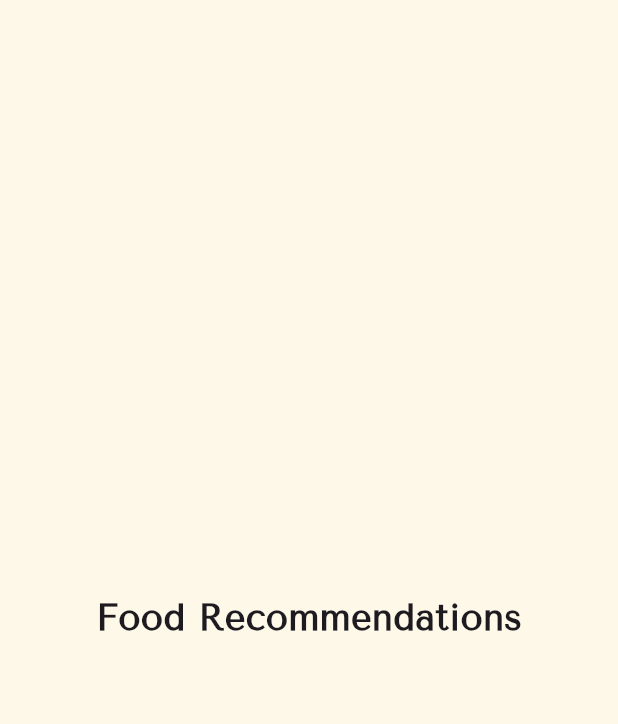
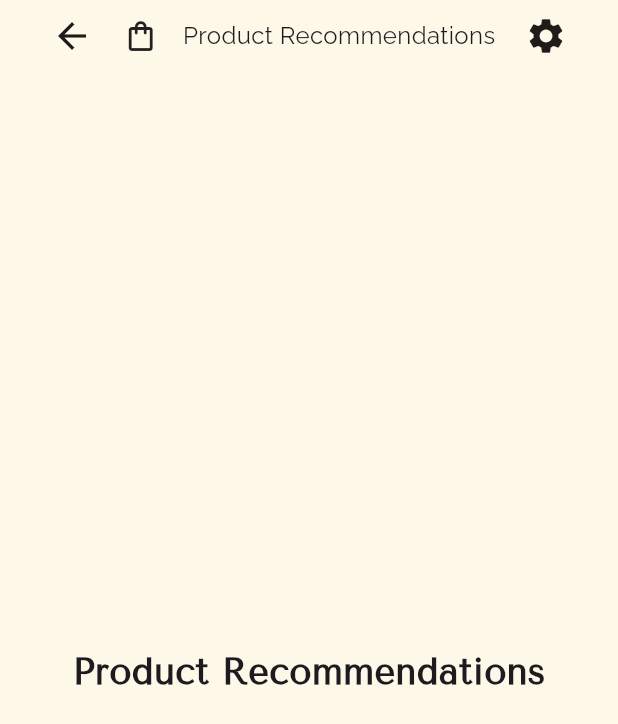
Before and after one commit to abc-medes/ate-flutter, a Flutter app: the ProductRecommendationsView screen opened by its route, on a phone screen of 412 x 824 dp. Shown: the top 724 px of the screen. Run offline on Flutter 3.47's test engine with Material 3 defaults, Android fonts, the phone set to English and light mode, and no system bars; our stand-ins replace firebase_core, flutter_animate, flutter_dotenv, flutter_riverpod, flutter_svg, gap and 9 more; missing offline and left inert: flutter_displaymode; accounts and stored records are empty; generated files the repository leaves out were written again; network calls fail.

Commit message:
[FEAT] recommendation service

```diff
--- a/lib/features/recommendations/views/screens/product_recommendations_view.dart
+++ b/lib/features/recommendations/views/screens/product_recommendations_view.dart
@@ -1,4 +1,6 @@
 import 'package:bodido/common_libs.dart';
+import 'package:bodido/core/routes/route_names.dart';
+import 'package:bodido/core/widgets/circular_icon_button.dart';
 
 class ProductRecommendationsView extends StatelessWidget {
   const ProductRecommendationsView({super.key});
@@ -7,11 +9,59 @@ class ProductRecommendationsView extends StatelessWidget {
   Widget build(BuildContext context) {
     return Scaffold(
       backgroundColor: $styles.colors.background,
-      body: Center(
-        child: Text(
-          'Food Recommendations',
-          style: $styles.text.h3,
-        ),
+      body: Column(
+        children: [
+          _buildHeader(context),
+          Expanded(
+            child: Center(
+              child: Text(
+                'Product Recommendations',
+                style: $styles.text.h3,
+              ),
+            ),
+          ),
+        ],
+      ),
+    );
+  }
+
+  Widget _buildHeader(BuildContext context) {
+    final mq = MediaQuery.of(context);
+    return Container(
+      padding: EdgeInsets.fromLTRB(
+        $styles.insets.md,
+        mq.padding.top,
+        $styles.insets.md,
+        $styles.insets.md,
+      ),
+      child: Row(
+        mainAxisAlignment: MainAxisAlignment.spaceBetween,
+        children: [
+          CircularIconButton(
+            icon: Icons.arrow_back,
+            size: 48,
+            iconColor: $styles.colors.black,
+            backgroundColor: Colors.transparent,
+            onTap: () => context.go(RouteNames.home),
+          ),
+          Row(
+            children: [
+              Icon(Icons.shopping_bag_outlined),
+              SizedBox(width: $styles.insets.sm),
+              Text(
+                'Product Recommendations',
+                style: $styles.text.bodySmall,
+              ),
+            ],
+          ),
+          CircularIconButton(
+            size: 48,
+            icon: Icons.settings,
+            iconColor: $styles.colors.black,
+            backgroundColor: Colors.transparent,
+            onTap: () => context.go(RouteNames.settings),
+          ),
+        ],
       ),
     );
   }
```
Also changed, not shown: lib/core/services/product_recommendations_service.dart (added, +86 -0 lines).
